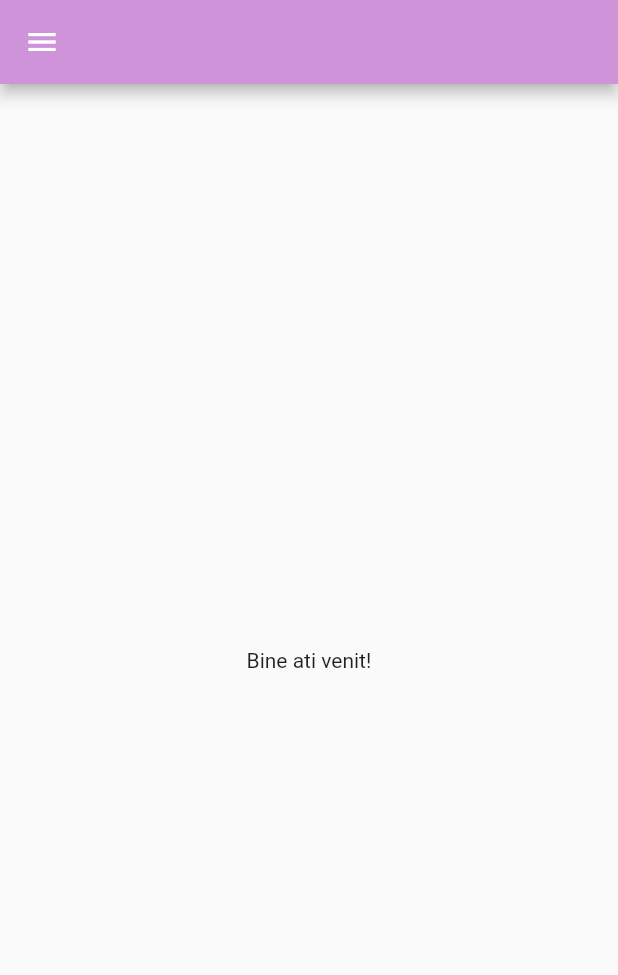
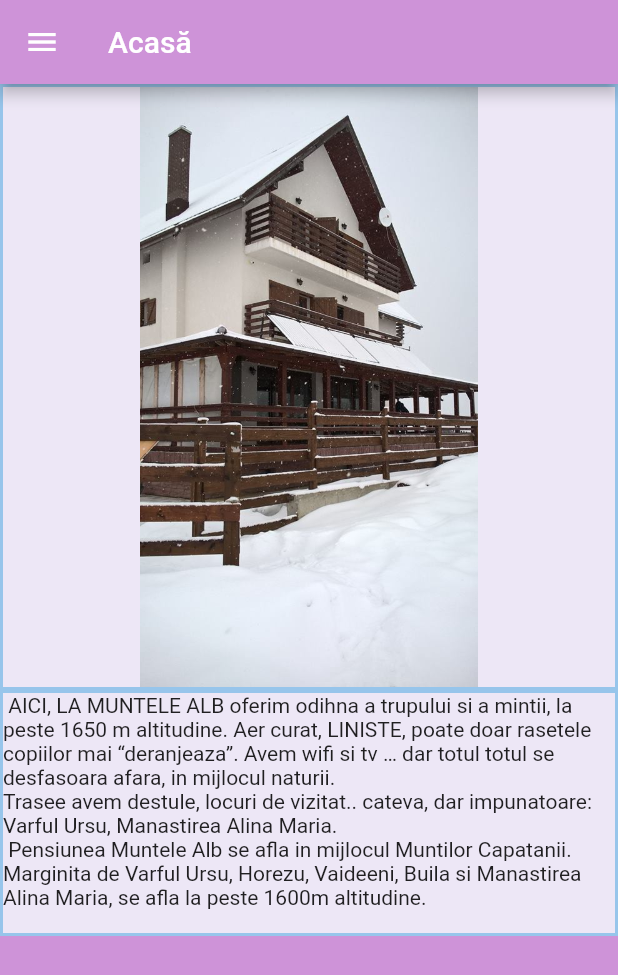
Before and after one commit to Alexsandrux/aplicatie_gestiune_rezervari, a Flutter app: the ContinutPaginaAcasa screen opened directly, on a phone screen of 412 x 824 dp. Shown: the top 975 px of the screen. Run offline on Flutter 3.47's test engine with Material 2 defaults, Android fonts, the phone set to English and light mode, and no system bars; our stand-ins replace cloud_firestore, firebase_auth, firebase_core, flutter_rating_bar, shared_preferences; accounts and stored records are empty.

Commit message:
adding functions and looks of the app

```diff
--- a/lib/screens/camere_screen.dart
+++ b/lib/screens/camere_screen.dart
@@ -113,7 +113,7 @@ class _CamereScreenState extends State<CamereScreen> {
           SingleChildScrollView(
             child: SizedBox(
               width: double.infinity,
-              height: (MediaQuery.of(context).size.height) * 0.35,
+              height: (MediaQuery.of(context).size.height) * 0.7,
               // ignore: unnecessary_null_comparison
               child: (dataPlecare != null && dataSosire != null)
                   ? GridCamere(
--- a/lib/widgets/acasa/continut_pagina_acasa.dart
+++ b/lib/widgets/acasa/continut_pagina_acasa.dart
@@ -11,11 +11,52 @@ class ContinutPaginaAcasa extends StatelessWidget {
   Widget build(BuildContext context) {
     return Scaffold(
       drawer: const MainDrawer(),
-      body: const Center(
-        child: Text("Bine ati venit!"),
+      backgroundColor: Theme.of(context).primaryColor,
+      body: Column(
+        children: [
+          Container(
+            decoration: BoxDecoration(
+                border: Border.all(
+                  width: 2,
+                  color: const Color.fromARGB(255, 151, 197, 235),
+                ),
+                color: Theme.of(context).backgroundColor),
+            child: SizedBox(
+              height: 400,
+              child: Center(
+                child: Image.asset("lib/assets/pictures/cladire.png",
+                    fit: BoxFit.cover),
+              ),
+            ),
+          ),
+          Container(
+            decoration: BoxDecoration(
+                border: Border.all(
+                  width: 2,
+                  color: const Color.fromARGB(255, 151, 197, 235),
+                ),
+                color: Theme.of(context).backgroundColor),
+            child: Column(
+              children: const [
+                Center(
+                  child: Text(
+                      """ AICI, LA MUNTELE ALB oferim odihna a trupului si a mintii, la peste 1650 m altitudine. Aer curat, LINISTE, poate doar rasetele copiilor mai “deranjeaza”. Avem wifi si tv … dar totul totul se desfasoara afara, in mijlocul naturii.
+Trasee avem destule, locuri de vizitat.. cateva, dar impunatoare: Varful Ursu, Manastirea Alina Maria."""),
+                ),
+                Center(
+                  child: Text(
+                      """ Pensiunea Muntele Alb se afla in mijlocul Muntilor Capatanii.
+Marginita de Varful Ursu, Horezu, Vaideeni, Buila si Manastirea Alina Maria, se afla la peste 1600m altitudine.
+ """),
+                ),
+              ],
+            ),
+          ),
+        ],
       ),
       appBar: AppBar(
         backgroundColor: Theme.of(context).primaryColor,
+        title: const Text("Acasă"),
       ),
     );
   }
--- a/lib/widgets/recenzii/recenzii_si_locatie.dart
+++ b/lib/widgets/recenzii/recenzii_si_locatie.dart
@@ -57,7 +57,12 @@ class _RecenzieSiLocatieState extends State<RecenzieSiLocatie> {
           ),
           const Center(
             child: Text(
-              "Strada lalelelor nr. 22",
+              "Muntele Alb, Romani, Jud. Vâlcea,",
+            ),
+          ),
+          Center(
+            child: Image.asset(
+              "lib/assets/pictures/locatie_gmaps.png",
             ),
           ),
           const Spacer(),
--- a/pubspec.yaml
+++ b/pubspec.yaml
@@ -59,6 +59,8 @@ dev_dependencies:
 flutter:
   assets:
     - lib/assets/pictures/mountains.png
+    - lib/assets/pictures/locatie_gmaps.png
+    - lib/assets/pictures/cladire.png
   # The following line ensures that the Material Icons font is
   # included with your application, so that you can use the icons in
   # the material Icons class.
```
Also changed, not shown: lib/assets/pictures/cladire.png (added), lib/assets/pictures/locatie_gmaps.png (added).
